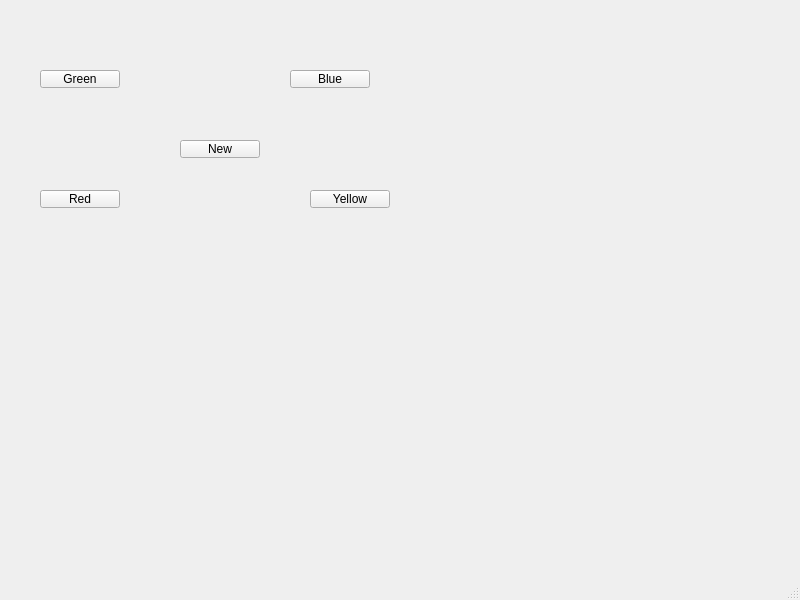
The window that Simon/simonmainwindow.ui (zxjorge/simongame) describes before a commit, drawn with Qt 5.
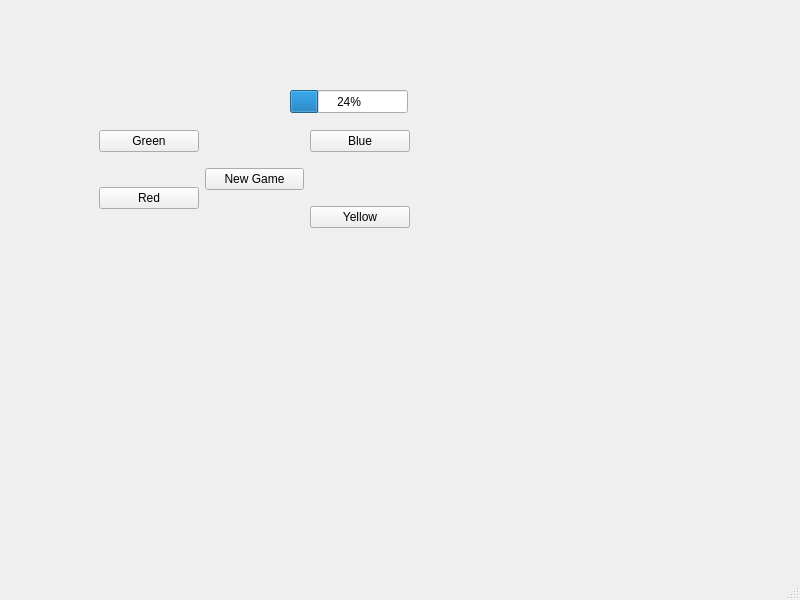
The same window after the commit.

Commit message: color buttons disabled at start

```diff
--- a/Simon/simonmainwindow.ui
+++ b/Simon/simonmainwindow.ui
@@ -14,70 +14,87 @@
    <string>SimonMainWindow</string>
   </property>
   <widget class="QWidget" name="centralwidget">
-   <widget class="QPushButton" name="greenButton">
+   <widget class="QLabel" name="instructions">
     <property name="geometry">
      <rect>
-      <x>40</x>
-      <y>70</y>
-      <width>80</width>
-      <height>18</height>
+      <x>120</x>
+      <y>80</y>
+      <width>37</width>
+      <height>12</height>
      </rect>
     </property>
     <property name="text">
-     <string>Green</string>
+     <string/>
     </property>
    </widget>
-   <widget class="QPushButton" name="redButton">
-    <property name="geometry">
-     <rect>
-      <x>40</x>
-      <y>190</y>
-      <width>80</width>
-      <height>18</height>
-     </rect>
-    </property>
-    <property name="text">
-     <string>Red</string>
-    </property>
-   </widget>
-   <widget class="QPushButton" name="yellowButton">
-    <property name="geometry">
-     <rect>
-      <x>310</x>
-      <y>190</y>
-      <width>80</width>
-      <height>18</height>
-     </rect>
-    </property>
-    <property name="text">
-     <string>Yellow</string>
-    </property>
-   </widget>
-   <widget class="QPushButton" name="blueButton">
+   <widget class="QProgressBar" name="progressBar">
     <property name="geometry">
      <rect>
       <x>290</x>
-      <y>70</y>
-      <width>80</width>
-      <height>18</height>
+      <y>90</y>
+      <width>118</width>
+      <height>23</height>
      </rect>
     </property>
-    <property name="text">
-     <string>Blue</string>
+    <property name="value">
+     <number>24</number>
     </property>
    </widget>
-   <widget class="QPushButton" name="newGameButton">
+   <widget class="QWidget" name="">
     <property name="geometry">
      <rect>
-      <x>180</x>
-      <y>140</y>
-      <width>80</width>
-      <height>18</height>
+      <x>99</x>
+      <y>120</y>
+      <width>311</width>
+      <height>121</height>
      </rect>
     </property>
-    <property name="text">
-     <string>New</string>
-    </property>
+    <layout class="QGridLayout" name="gridLayout">
+     <item row="0" column="2">
+      <widget class="QPushButton" name="blueButton">
+       <property name="text">
+        <string>Blue</string>
+       </property>
+      </widget>
+     </item>
+     <item row="1" column="0" rowspan="2">
+      <widget class="QPushButton" name="redButton">
+       <property name="text">
+        <string>Red</string>
+       </property>
+      </widget>
+     </item>
+     <item row="1" column="1">
+      <widget class="QPushButton" name="newGameButton">
+       <property name="autoFillBackground">
+        <bool>false</bool>
+       </property>
+       <property name="text">
+        <string>New Game</string>
+       </property>
+       <property name="autoRepeatInterval">
+        <number>101</number>
+       </property>
+       <property name="flat">
+        <bool>false</bool>
+       </property>
+      </widget>
+     </item>
+     <item row="0" column="0">
+      <widget class="QPushButton" name="greenButton">
+       <property name="text">
+        <string>Green</string>
+       </property>
+      </widget>
+     </item>
+     <item row="2" column="2">
+      <widget class="QPushButton" name="yellowButton">
+       <property name="text">
+        <string>Yellow</string>
+       </property>
+      </widget>
+     </item>
+    </layout>
    </widget>
   </widget>
   <widget class="QMenuBar" name="menubar">
```
The commit also changes 16 other files.
